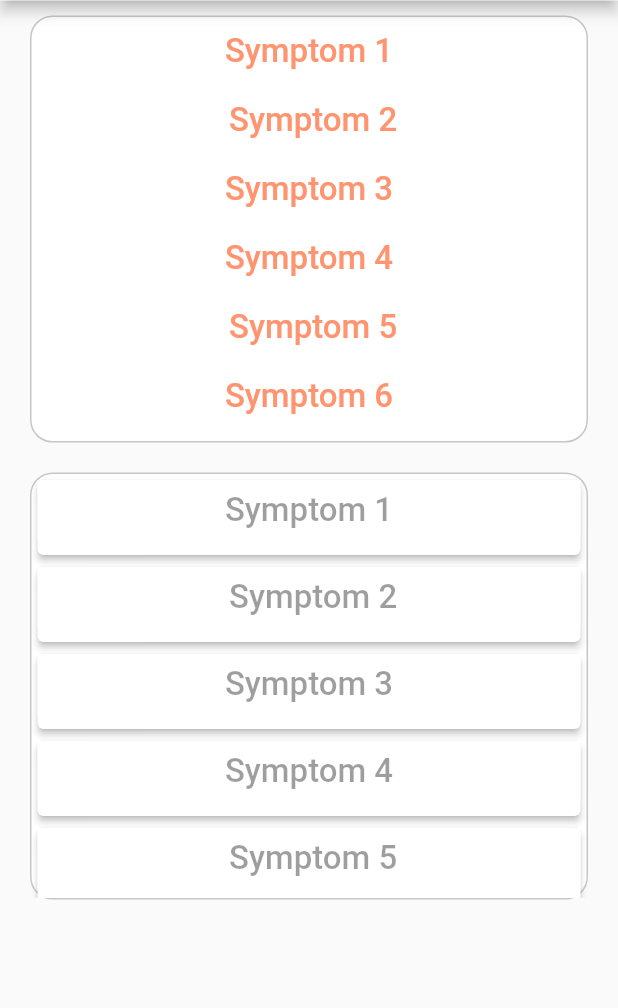
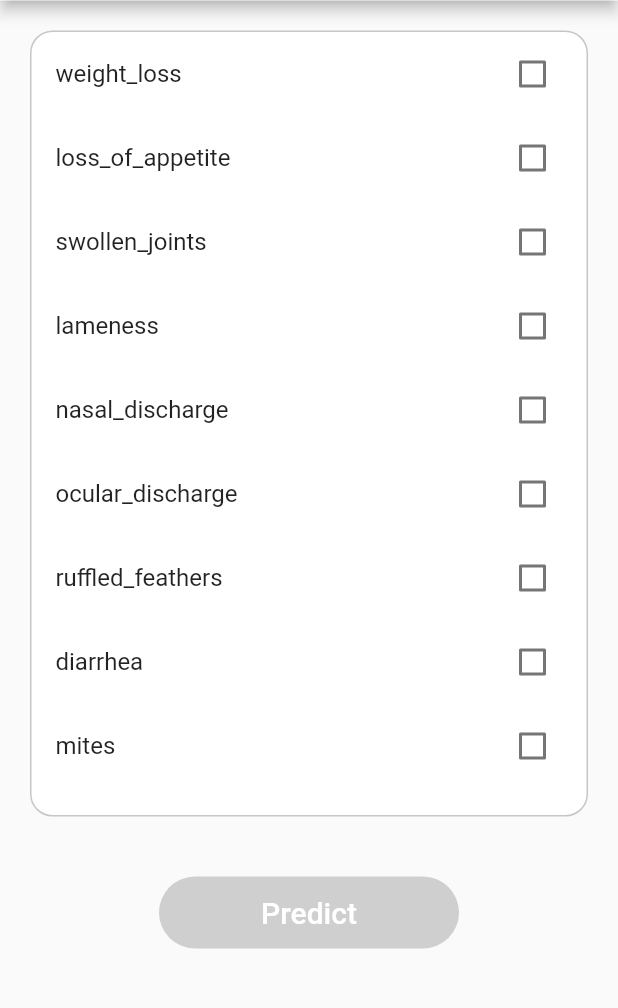
Before and after one commit to Thisuraka/medicareBasic, a Flutter app: the AddSymptoms screen opened directly, on a phone screen of 412 x 824 dp, the part 82-1090 px from its top. Run offline on Flutter 3.47's test engine with Material 2 defaults, Android fonts, the phone set to English and light mode, and no system bars; our stand-ins replace blur, connectivity_plus, dropdown_search, flutter_spinkit, fluttertoast, image_picker and 1 more; missing offline and left inert: flutter_animator; accounts and stored records are empty.

Commit message:
API call setup and add symptom UI

```diff
--- a/lib/styles.dart
+++ b/lib/styles.dart
@@ -63,12 +63,3 @@ const TextButtonStyle = TextStyle(
 
 const greyNormalTextStyle = TextStyle(
     color: Colors.grey, fontSize: 18.0, height: 1.3, fontFamily: DefaultFont);
-
-List<dynamic> symptomsList = [
-  "Symptom 1",
-  " Symptom 2",
-  "Symptom 3",
-  "Symptom 4",
-  " Symptom 5",
-  "Symptom 6"
-];
--- a/lib/utils/staticData.dart
+++ b/lib/utils/staticData.dart
@@ -1,13 +1,50 @@
 import 'package:shared_preferences/shared_preferences.dart';
 
-class StaticData {
-  static setSigned(bool signed) async {
-    final SharedPreferences sharedPrefs = await SharedPreferences.getInstance();
-    sharedPrefs.setBool("signed", signed);
-  }
-
-  static Future<bool?> getSigned() async {
-    final SharedPreferences sharedPrefs = await SharedPreferences.getInstance();
-    return sharedPrefs.getBool("signed");
-  }
-}
+Map<String, bool> symptomsList = {
+  "weight_loss": false,
+  "loss_of_appetite": false,
+  "swollen_joints": false,
+  "lameness": false,
+  "nasal_discharge": false,
+  "ocular_discharge": false,
+  "ruffled_feathers": false,
+  "diarrhea": false,
+  "mites": false,
+  "egg_production_decrease": false,
+  "inability_to_absorb_nutrients": false,
+  "distinctive_bumps": false,
+  "warts": false,
+  "stunted_growth": false,
+  "edema_in_the_comb": false,
+  "discoloration": false,
+  "coughing_and_sneezing": false,
+  "swelling": false,
+  "rales": false,
+  "gasping": false,
+  "muscular_tremors": false,
+  "opisthotonus": false,
+  "Closed_eyes": false,
+  "facial_swelling": false,
+  "increased_thirst": false,
+  "lethargy": false,
+  "profuse_tear_secretion": false,
+  "facial_skin_edema": false,
+  "progressing_tremors": false,
+  "drowsy": false,
+  "head_droop": false,
+  "laying_on_ground": false,
+  "Thick_large_white_patches_on_the_inside_the_mouth_and_crop_areas": false,
+  "Crusty_looking_eyes": false,
+  "hyperemic": false,
+  "high_fever": false,
+  "paralysis": false,
+  "dehydration": false,
+  "unkempt_feathers": false,
+  "yellow_fecal_droppings": false,
+  "dullness": false,
+  "reduction_in_the_size_of_the_egg": false,
+  "Rough_scaly_feathers": false,
+  "bloated_abdomen": false,
+  "brittle_bones": false,
+  "redness_or_scrabs_on_skin": false,
+};
--- a/lib/views/addSymptoms.dart
+++ b/lib/views/addSymptoms.dart
@@ -1,8 +1,7 @@
-import 'package:medicare/widgets/customCheckbox.dart';
-
-import 'package:image_picker/image_picker.dart';
+import 'package:medicare/widgets/customButton.dart';
 import '../styles.dart';
-
+import '../utils/helper.dart';
+import '../utils/staticData.dart';
 import '../widgets/dialog/loadingDialog.dart';
 
 import 'package:flutter/material.dart';
@@ -17,9 +16,10 @@ class AddSymptoms extends StatefulWidget {
 }
 
 class _AddSymptomsState extends State<AddSymptoms> {
-  List<XFile>? _imageFileList = [];
   bool _loaded = false;
   bool _gen = false;
+  bool buttonActive = false;
+  List<dynamic> finalSymptomList = [];
 
   @override
   void initState() {
@@ -53,74 +53,67 @@ class _AddSymptomsState extends State<AddSymptoms> {
                 child: Column(children: [
                   Container(
                     width: width - 40,
-                    height: height / 3 + 10,
-                    margin: const EdgeInsets.only(top: 10),
-                    decoration: BoxDecoration(
-                        borderRadius: BorderRadius.circular(15),
-                        border: Border.all(color: Button2BorderColor),
-                        color: Colors.white),
-                    child: symptomsList.isNotEmpty
-                        ? ListView.builder(
-                            physics: const BouncingScrollPhysics(
-                                parent: AlwaysScrollableScrollPhysics()),
-                            scrollDirection: Axis.vertical,
-                            shrinkWrap: true,
-                            itemCount: symptomsList.length,
-                            itemBuilder: (BuildContext context, int index) {
-                              return SizedBox(
-                                width: 100,
-                                child: Container(
-                                    margin: const EdgeInsets.symmetric(
-                                        vertical: 10),
-                                    child: Text(
-                                      symptomsList[index].toString(),
-                                      textAlign: TextAlign.center,
-                                      style: const TextStyle(
-                                          color: DefaultColor,
-                                          fontFamily: 'Roboto',
-                                          fontSize: 22,
-                                          fontWeight: FontWeight.w500),
-                                    )),
-                              );
-                            })
-                        : const Center(
-                            child: Text("No Symptoms"),
-                          ),
-                  ),
-                  Container(
-                    width: width - 40,
-                    height: height / 3 + 10,
+                    height: height - 300,
                     margin: const EdgeInsets.only(top: 20, bottom: 20),
                     decoration: BoxDecoration(
                         borderRadius: BorderRadius.circular(15),
                         border: Border.all(color: Button2BorderColor),
                         color: Colors.white),
                     child: symptomsList.isNotEmpty
-                        ? ListView.builder(
-                            physics: const BouncingScrollPhysics(
-                                parent: AlwaysScrollableScrollPhysics()),
-                            scrollDirection: Axis.vertical,
-                            shrinkWrap: true,
-                            itemCount: symptomsList.length,
-                            itemBuilder: (BuildContext context, int index) {
-                              return SizedBox(
-                                width: 100,
-                                child: Card(
-                                  elevation: 2,
-                                  child: CustomCheckbox(
-                                      text: symptomsList[index].toString(),
-                                      width: width - 200),
-                                ),
+                        ? ListView(
+                            children: symptomsList.keys.map((String key) {
+                              return CheckboxListTile(
+                                title: Text(key),
+                                autofocus: false,
+                                activeColor: DefaultColor,
+                                checkColor: Colors.white,
+                                selected: symptomsList[key]!,
+                                value: symptomsList[key]!,
+                                onChanged: (value) {
+                                  if (value!) {
+                                    if (finalSymptomList.length < 4) {
+                                      setState(() {
+                                        symptomsList[key] = value;
+                                      });
+                                      finalSymptomList.add(key);
+                                    } else {
+                                      showSnackBar(
+                                          "Please select only 5 symptoms",
+                                          context);
+                                    }
+                                  } else {
+                                    finalSymptomList.remove(key);
+                                    setState(() {
+                                      symptomsList[key] = value;
+                                    });
+                                  }
+                                },
                               );
-                            })
+                            }).toList(),
+                          )
                         : const Center(
                             child: Text("No Symptoms"),
                           ),
                   ),
+                  const SizedBox(
+                    height: 20,
+                  ),
+                  CustomButton(
+                      labelText: "Predict",
+                      active: buttonActive,
+                      onPress: () {
+                        Navigator.of(context).push(
+                          MaterialPageRoute(
+                            builder: (context) => AddSymptoms(),
+                          ),
+                        );
+                      })
                 ]),
               ),
             )
           : loadingDialog(context),
     );
   }
+
+  void addToFinalList() {}
 }
--- a/lib/widgets/customCheckbox.dart
+++ /dev/null
@@ -1,49 +0,0 @@
-import '../../styles.dart';
-import 'package:flutter/material.dart';
-
-class CustomCheckbox extends StatefulWidget {
-  String text;
-  double width = 330.0;
-  double height;
-  bool selected;
-  bool small;
-
-  CustomCheckbox(
-      {required this.text,
-      required this.width,
-      this.height = 40.0,
-      this.small = false,
-      this.selected = false});
-
-  @override
-  _CustomCheckboxScreen createState() => _CustomCheckboxScreen();
-}
-
-class _CustomCheckboxScreen extends State<CustomCheckbox> {
-  @override
-  Widget build(BuildContext context) {
-    return GestureDetector(
-      onTap: () {
-        setState(() {
-          widget.selected = !widget.selected;
-        });
-      },
-      child: Container(
-          margin: const EdgeInsets.only(bottom: 10),
-          width: widget.width,
-          height: widget.height,
-          alignment: Alignment.center,
-          color: Colors.white,
-          child: Text(
-            widget.text,
-            overflow: TextOverflow.visible,
-            textAlign: TextAlign.center,
-            style: TextStyle(
-                color: widget.selected ? DefaultColor : Colors.black38,
-                fontFamily: 'Roboto',
-                fontSize: 22,
-                fontWeight: FontWeight.w500),
-          )),
-    );
-  }
-}
--- a/pubspec.yaml
+++ b/pubspec.yaml
@@ -18,6 +18,8 @@ dependencies:
   dropdown_search: ^3.0.1
   flutter_spinkit: ^5.1.0
   flutter_animator: ^3.2.1
+  cloudinary_sdk: ^4.0.0+8
+  connectivity_plus: ^2.3.0
   multi_image_picker: ^4.8.0
   shared_preferences: ^2.0.13
   font_awesome_flutter: ^10.1.0
```
Also changed, not shown: lib/api/api_caller.dart (added, +187 -0 lines), lib/api/api_calls.dart (added, +10 -0 lines), lib/api/api_response.dart (added, +107 -0 lines), lib/api/api_status.dart (added, +10 -0 lines), lib/views/home.dart (+7 -1 lines), pubspec.lock, 2 other files.
